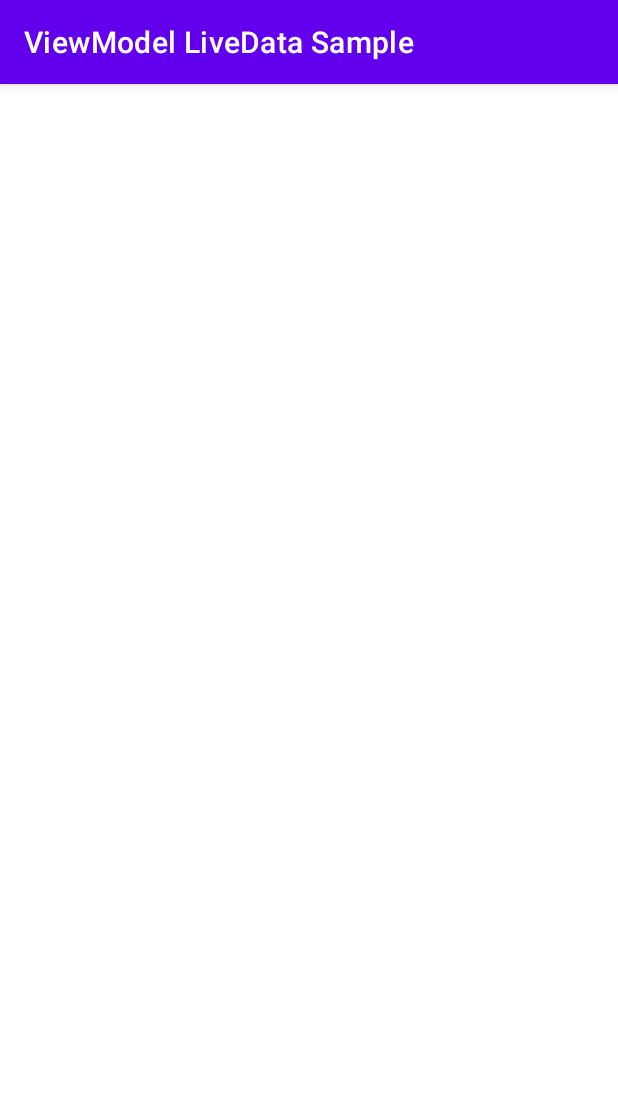
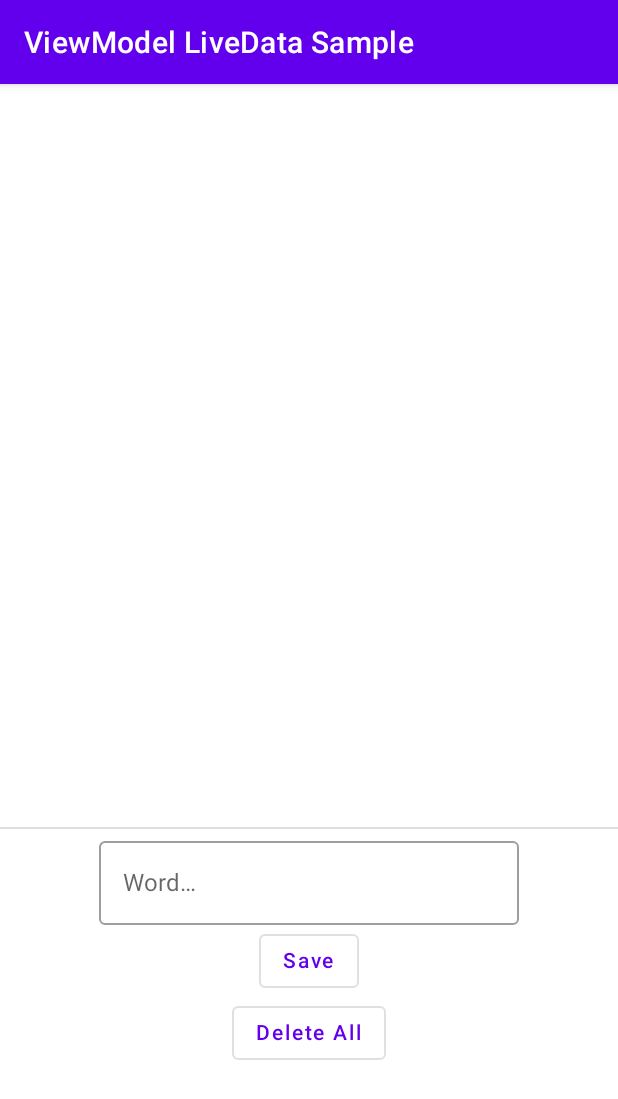
Before and after one commit to davrukin/ViewModel-LiveData-Sample, an Android app built with Jetpack Compose: the ComposeFragment screen opened through its navigation route, on a phone screen of 412 x 824 dp. Shown: the top 1099 px of the screen. Run offline under Robolectric (Android 15) with nearby library versions, the phone set to English and light mode, and no system bars; our stand-ins replace data binding, livedata-compose; libraries missing offline, so code that uses them is left out: com.google.android.material; missing, so only their content is drawn: MdcTheme.

Commit message:
Add Compose components to allow Word addition and deletion

```diff
--- a/app/src/main/java/com/davrukin/viewmodel_livedata_sample/ui/compose/ComposeFragment.kt
+++ b/app/src/main/java/com/davrukin/viewmodel_livedata_sample/ui/compose/ComposeFragment.kt
@@ -4,21 +4,108 @@ import android.os.Bundle
 import android.view.LayoutInflater
 import android.view.View
 import android.view.ViewGroup
+import androidx.compose.foundation.layout.*
+import androidx.compose.material.*
+import androidx.compose.runtime.*
+import androidx.compose.runtime.livedata.observeAsState
+import androidx.compose.ui.Alignment
+import androidx.compose.ui.Modifier
+import androidx.compose.ui.res.stringResource
 import androidx.fragment.app.Fragment
+import androidx.fragment.app.viewModels
+import androidx.lifecycle.lifecycleScope
+import com.davrukin.viewmodel_livedata_sample.App.Companion.getApp
 import com.davrukin.viewmodel_livedata_sample.R
+import com.davrukin.viewmodel_livedata_sample.databinding.FragmentComposeBinding
+import com.davrukin.viewmodel_livedata_sample.db.model.Word
+import com.davrukin.viewmodel_livedata_sample.ui.main.MainViewModel
+import com.davrukin.viewmodel_livedata_sample.ui.main.MainViewModelFactory
+import com.google.android.material.composethemeadapter.MdcTheme
 
-/**
- * A simple [Fragment] subclass.
- * Use the [ComposeFragment.newInstance] factory method to
- * create an instance of this fragment.
- */
 class ComposeFragment : Fragment() {
 
-	override fun onCreateView(
-		inflater: LayoutInflater, container: ViewGroup?,
-		savedInstanceState: Bundle?
-	): View? {
-		// Inflate the layout for this fragment
-		return inflater.inflate(R.layout.fragment_compose, container, false)
+	private lateinit var binding: FragmentComposeBinding
+
+	private val viewModel: MainViewModel by viewModels {
+		MainViewModelFactory(activity?.getApp()?.repoWord)
+	}
+
+	override fun onCreateView(inflater: LayoutInflater, container: ViewGroup?, savedInstanceState: Bundle?): View? {
+		binding = FragmentComposeBinding.inflate(inflater, container, false)
+		binding.lifecycleOwner = viewLifecycleOwner
+
+		return binding.root.also(::launchWhenStarted)
+	}
+
+	private fun launchWhenStarted(view: View) {
+		lifecycleScope.launchWhenStarted {
+			initCompose()
+		}
+	}
+
+	private fun initCompose() {
+		// https://stackoverflow.com/a/66560707
+		binding.composeView.setContent {
+			MdcTheme {
+				MyComposeView(viewModel)
+			}
+		}
 	}
 }
+
+@Composable
+private fun MyComposeView(viewModel: MainViewModel) {
+	var text by remember {
+		mutableStateOf("")
+	}
+
+	Column(
+		verticalArrangement = Arrangement.Center,
+		horizontalAlignment = Alignment.CenterHorizontally
+	) {
+		ItemListView(viewModel)
+		Spacer(Modifier.fillMaxWidth())
+		OutlinedTextField(
+			value = text,
+			onValueChange = { text = it },
+			label = { Text(stringResource(R.string.hint_word)) }
+		)
+		Spacer(Modifier.fillMaxWidth())
+		OutlinedButton(
+			onClick = {
+				val word = Word(text)
+				viewModel.insert(word)
+				text = ""
+			}
+		) {
+			Text(stringResource(R.string.button_save))
+		}
+		Spacer(Modifier.fillMaxWidth())
+		OutlinedButton(
+			onClick = {
+				viewModel.deleteAllWords()
+			}
+		) {
+			Text(stringResource(R.string.button_delete))
+		}
+		Spacer(Modifier.fillMaxWidth())
+	}
+}
+
+@Composable
+private fun ItemListView(viewModel: MainViewModel) {
+	val items: List<Word> by viewModel.allWords.observeAsState(listOf())
+	ItemList(
+		modifier = Modifier
+			.padding()
+			.fillMaxWidth(0.5F)
+			.fillMaxHeight(0.5F),
+		items = items.map { it.word }
+	)
+}
+
+/*@Preview
+@Composable
+fun PreviewMyComposeView() {
+	MyComposeView()
+}*/
--- /dev/null
+++ b/app/src/main/java/com/davrukin/viewmodel_livedata_sample/ui/compose/ItemList.kt
@@ -0,0 +1,34 @@
+package com.davrukin.viewmodel_livedata_sample.ui.compose
+
+import android.util.Log
+import androidx.compose.foundation.lazy.LazyColumn
+import androidx.compose.foundation.lazy.items
+import androidx.compose.material.Divider
+import androidx.compose.runtime.Composable
+import androidx.compose.ui.Modifier
+import androidx.compose.ui.tooling.preview.Preview
+
+@Composable
+fun ItemList(modifier: Modifier, items: List<String>) {
+	LazyColumn(modifier) {
+		items(items) { item ->
+			ItemRecyclerView(text = item, onClickText = {
+				Log.d("ItemList", "Clicked item $item")
+			})
+		}
+	}
+	Divider()
+}
+
+@Preview
+@Composable
+fun PreviewItemList() {
+	ItemList(Modifier, listOf(
+		"hello",
+		"world",
+		"this",
+		"is",
+		"a",
+		"pizza",
+	))
+}
--- a/app/src/main/java/com/davrukin/viewmodel_livedata_sample/ui/selection/SelectionFragment.kt
+++ b/app/src/main/java/com/davrukin/viewmodel_livedata_sample/ui/selection/SelectionFragment.kt
@@ -36,7 +36,7 @@ class SelectionFragment : Fragment() {
 			findNavController().navigate(R.id.mainFragment)
 		}
 
-		binding.buttonOther.setOnClickListener {
+		binding.buttonPaging.setOnClickListener {
 			//findNavController().navigate(R.id.composeFragment)
 		}
 	}
--- a/app/src/main/res/layout/fragment_compose.xml
+++ b/app/src/main/res/layout/fragment_compose.xml
@@ -1,10 +1,18 @@
 <?xml version="1.0" encoding="utf-8"?>
-<FrameLayout xmlns:android="http://schemas.android.com/apk/res/android"
-    android:layout_width="match_parent"
-    android:layout_height="match_parent">
+<layout xmlns:android="http://schemas.android.com/apk/res/android">
 
-    <TextView
+    <data>
+    </data>
+
+    <FrameLayout
         android:layout_width="match_parent"
-        android:layout_height="match_parent" />
+        android:layout_height="match_parent">
 
-</FrameLayout>
+        <androidx.compose.ui.platform.ComposeView
+            android:id="@+id/compose_view"
+            android:layout_width="match_parent"
+            android:layout_height="match_parent" />
+
+    </FrameLayout>
+
+</layout>
--- a/app/src/main/res/layout/fragment_selection.xml
+++ b/app/src/main/res/layout/fragment_selection.xml
@@ -29,7 +29,7 @@
             android:text="@string/go_to_main" />
 
         <Button
-            android:id="@+id/button_other"
+            android:id="@+id/button_paging"
             android:layout_width="wrap_content"
             android:layout_height="wrap_content"
             android:layout_gravity="center"
```
Also changed, not shown: app/src/main/java/com/davrukin/viewmodel_livedata_sample/ui/compose/ItemRecyclerView.kt (added, +49 -0 lines).
